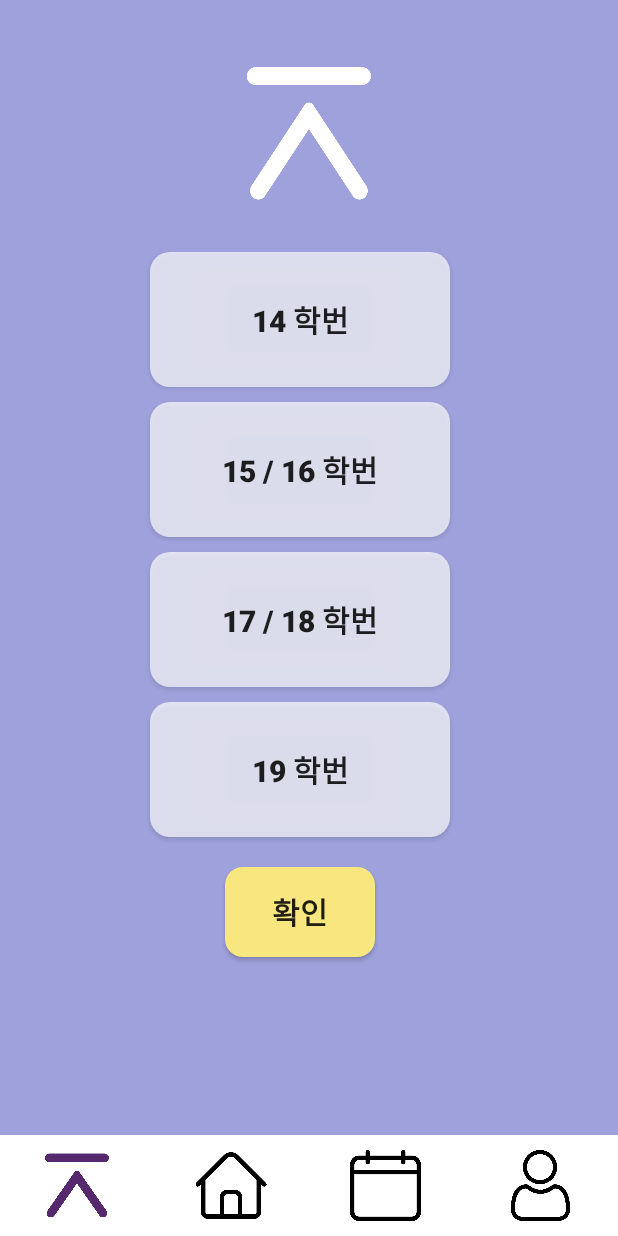
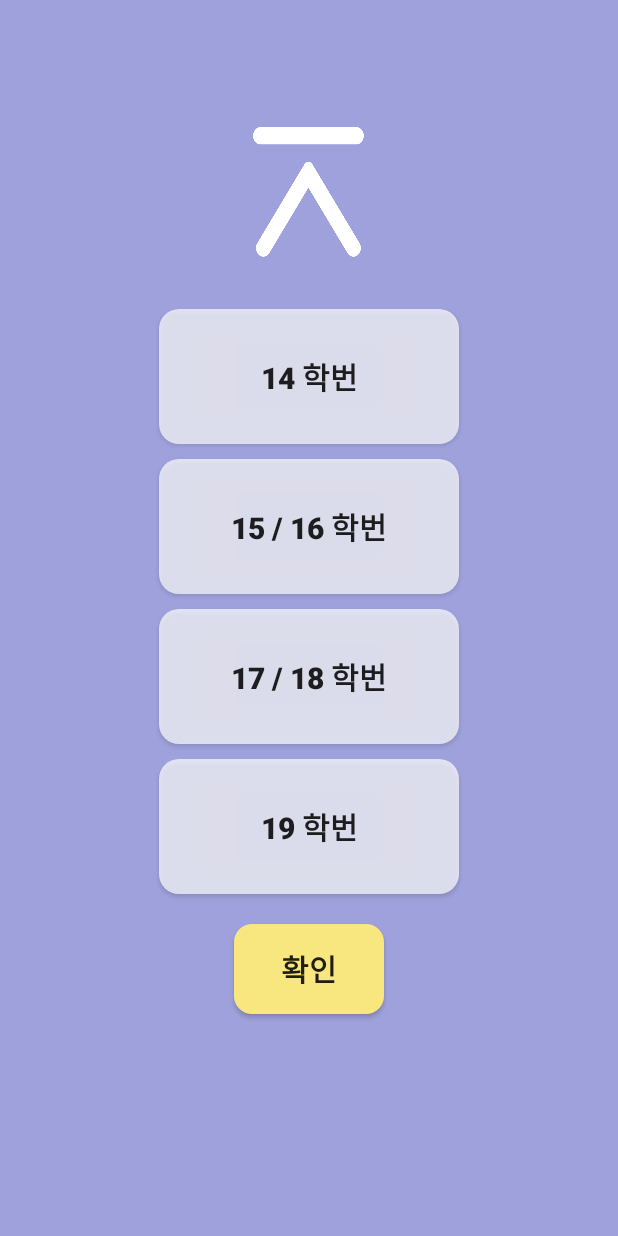
Before and after one commit to ekdud0529/DoYouWantToGraduate, an Android app: the layout activity_number_choice.xml on its own in the app's theme, with its tools: preview values and no code run, on a phone screen of 412 x 824 dp. Run offline under Robolectric (Android 15) with nearby library versions, the phone set to English and light mode, and no system bars.

Commit message:
revise choicenum layout

```diff
--- a/app/src/main/java/com/test/doyouwanttograduate/activity_splash.kt
+++ b/app/src/main/java/com/test/doyouwanttograduate/activity_splash.kt
@@ -17,7 +17,7 @@ class activity_splash: AppCompatActivity() {
     private fun startLoading() {
         val handler = Handler()
         handler.postDelayed(Runnable {
-            val intent = Intent(this@activity_splash, activity_home::class.java)
+            val intent = Intent(this@activity_splash, NumberChoice::class.java)
             startActivity(intent)
             finish()
         }, 2000)
--- /dev/null
+++ b/app/src/main/res/drawable/pressedbnt.xml
@@ -0,0 +1,10 @@
+<?xml version="1.0" encoding="utf-8"?>
+<selector xmlns:android="http://schemas.android.com/apk/res/android">
+    <item>
+        <shape android:shape="rectangle">
+            <corners android:radius="13dp"></corners>
+            <solid android:color="#C0FFFFFF"/>
+        </shape>
+    </item>
+
+</selector>
--- /dev/null
+++ b/app/src/main/res/drawable/selector_pressed.xml
@@ -0,0 +1,7 @@
+<?xml version="1.0" encoding="utf-8"?>
+<selector xmlns:android="http://schemas.android.com/apk/res/android">
+
+    <item android:state_pressed="true" android:drawable="@drawable/pressedbnt"/>
+    <item android:state_pressed="false" android:drawable="@drawable/spinner_bnt"/>
+
+</selector>
--- a/app/src/main/res/layout/activity_number_choice.xml
+++ b/app/src/main/res/layout/activity_number_choice.xml
@@ -19,9 +19,8 @@
             android:layout_height="wrap_content"
             android:background="@drawable/whitesymbol"
             android:layout_marginBottom="30dp"
-            android:layout_marginTop="40dp"
-            android:layout_marginStart="160dp"
-            android:layout_marginEnd="160dp"
+            android:layout_marginTop="80dp"
+            android:layout_marginStart="330dp"
             android:layout_centerHorizontal="true"/>
 
     </RelativeLayout>
@@ -31,21 +30,20 @@
         android:id="@+id/number_choice"
         android:layout_width="match_parent"
         android:layout_height="0dp"
-        android:layout_weight="0.7">
+        android:layout_weight="0.6">
 
         <LinearLayout
             android:layout_width="match_parent"
             android:layout_height="match_parent"
-            android:orientation="vertical">
+            android:orientation="vertical" >
 
             <Button
                 android:id="@+id/number14"
                 android:text="@string/num14"
-                android:background="@drawable/spinner_bnt"
+                android:background="@drawable/selector_pressed"
                 android:textStyle="bold"
                 android:textSize="20sp"
-                android:layout_marginStart="100dp"
-                android:layout_marginEnd = "100dp"
+                android:layout_gravity="center"
                 android:layout_width="200dp"
                 android:layout_height="90dp"
                 android:layout_marginBottom="10dp" />
@@ -56,8 +54,7 @@
                 android:background="@drawable/spinner_bnt"
                 android:textStyle="bold"
                 android:textSize="20sp"
-                android:layout_marginStart="100dp"
-                android:layout_marginEnd = "100dp"
+                android:layout_gravity="center"
                 android:layout_width="200dp"
                 android:layout_height="90dp"
                 android:layout_marginBottom="10dp"/>
@@ -68,8 +65,7 @@
                 android:background="@drawable/spinner_bnt"
                 android:textStyle="bold"
                 android:textSize="20sp"
-                android:layout_marginStart="100dp"
-                android:layout_marginEnd = "100dp"
+                android:layout_gravity="center"
                 android:layout_width="200dp"
                 android:layout_height="90dp"
                 android:layout_marginBottom="10dp"/>
@@ -80,8 +76,7 @@
                 android:background="@drawable/spinner_bnt"
                 android:textStyle="bold"
                 android:textSize="20sp"
-                android:layout_marginStart="100dp"
-                android:layout_marginEnd = "100dp"
+                android:layout_gravity="center"
                 android:layout_width="200dp"
                 android:layout_height="90dp" />
 
@@ -91,8 +86,7 @@
                 android:layout_width="100dp"
                 android:layout_height="60dp"
                 android:layout_marginTop="20dp"
-                android:layout_marginStart="150dp"
-                android:layout_marginEnd = "150dp"
+                android:layout_gravity="center"
                 android:text="@string/number_complete"
                 android:textStyle="bold"
                 android:textSize="20sp"
@@ -104,62 +98,4 @@
 
     </RelativeLayout>
 
-    <RelativeLayout
-        android:id="@+id/menuBox"
-        android:layout_width="match_parent"
-        android:layout_height="0dp"
-        android:layout_weight="0.08"
-        android:background="#FFFFFF">
-
-        <LinearLayout
-            android:layout_width="match_parent"
-            android:layout_height="match_parent"
-            android:orientation="horizontal">
-
-
-            <ImageView
-                android:id="@+id/symbol"
-                android:layout_width="0dp"
-                android:layout_height="match_parent"
-                android:layout_weight="1"
-                android:layout_margin="10dp"
-                android:src="@drawable/purplesymbol"
-                />
-
-            <ImageButton
-                android:id="@+id/home"
-                android:layout_weight="1"
-                android:layout_width="0dp"
-                android:layout_height="match_parent"
-                android:layout_margin="10dp"
-                android:background="#FFFFFF"
-                android:src="@drawable/browser"
-                android:adjustViewBounds="true"
-                android:scaleType="fitCenter"/>
-
-            <ImageButton
-                android:id="@+id/timetable"
-                android:layout_weight="1"
-                android:layout_width="0dp"
-                android:layout_height="match_parent"
-                android:layout_margin="10dp"
-                android:src="@drawable/calendar"
-                android:background="#FFFFFF"
-                android:adjustViewBounds="true"
-                android:scaleType="fitCenter"/>
-
-            <ImageButton
-                android:id="@+id/fin"
-                android:layout_weight="1"
-                android:layout_width="0dp"
-                android:layout_height="match_parent"
-                android:layout_margin="10dp"
-                android:src="@drawable/human"
-                android:background="#FFFFFF"
-                android:adjustViewBounds="true"
-                android:scaleType="fitCenter"/>
-
-        </LinearLayout>
-
-    </RelativeLayout>
 </LinearLayout>
```
Also changed, not shown: app/src/main/java/com/test/doyouwanttograduate/NumberChoice.kt (+5 -0 lines).
